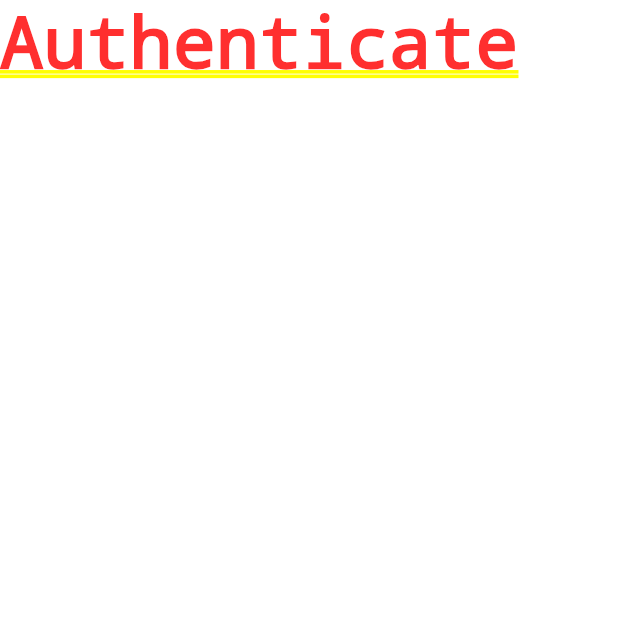
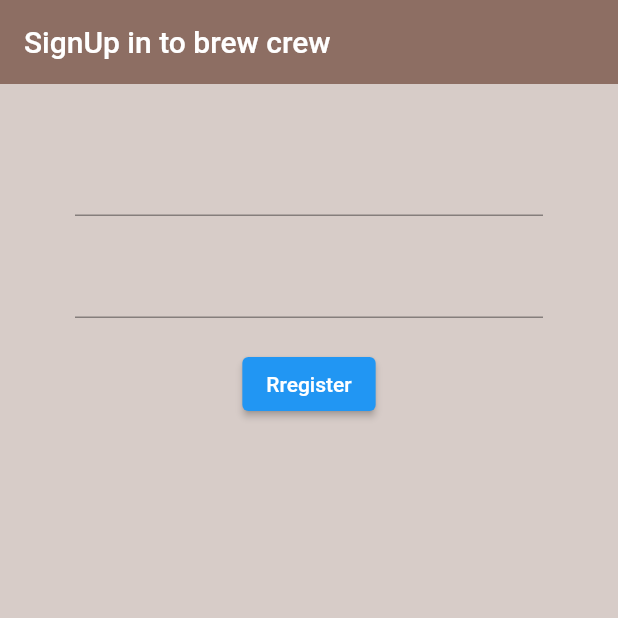
Before and after one commit to ImAshishMaan/Coffee_Crew, a Flutter app: the screen it shows after launch, on a phone screen of 412 x 824 dp, the top half of it. Run offline on Flutter 3.47's test engine with Material 2 defaults, Android fonts, the phone set to English and light mode, and no system bars; our stand-ins replace firebase_auth, firebase_core; accounts and stored records are empty.

Commit message:
added register and sigin

```diff
--- a/lib/main.dart
+++ b/lib/main.dart
@@ -1,7 +1,13 @@
+import 'package:firebase_login_flutter/models/userclass.dart';
 import 'package:firebase_login_flutter/screens/wrapper.dart';
+import 'package:firebase_login_flutter/services/auth.dart';
 import 'package:flutter/material.dart';
+import 'package:firebase_core/firebase_core.dart';
+import 'package:provider/provider.dart';
 
-void main() {
+Future<void> main() async {
+  WidgetsFlutterBinding.ensureInitialized();
+  await Firebase.initializeApp();
   runApp(MyApp());
 }
 
@@ -9,8 +15,12 @@ class MyApp extends StatelessWidget {
   // This widget is the root of your application.
   @override
   Widget build(BuildContext context) {
-    return MaterialApp(
-      home: Wrapper(),
+    return StreamProvider<Userclass?>.value(
+      value: AuthService().user,
+      initialData: null,
+      child: MaterialApp(
+        home: Wrapper(),
+      ),
     );
   }
 }
--- /dev/null
+++ b/lib/models/userclass.dart
@@ -0,0 +1,4 @@
+class Userclass {
+  final String? uid;
+  Userclass({this.uid});
+}
--- a/lib/screens/authenticate/authenticate.dart
+++ b/lib/screens/authenticate/authenticate.dart
@@ -1,3 +1,5 @@
+import 'package:firebase_login_flutter/screens/authenticate/register.dart';
+import 'package:firebase_login_flutter/screens/authenticate/sign_in.dart';
 import 'package:flutter/material.dart';
 
 class Authenticate extends StatefulWidget {
@@ -9,7 +11,7 @@ class _AuthenticateState extends State<Authenticate> {
   @override
   Widget build(BuildContext context) {
     return Container(
-      child: Text("Authenticate"),
+      child: Register(),
     );
   }
 }
--- /dev/null
+++ b/lib/screens/authenticate/register.dart
@@ -0,0 +1,62 @@
+import 'package:firebase_login_flutter/services/auth.dart';
+import 'package:flutter/material.dart';
+
+class Register extends StatefulWidget {
+  @override
+  _RegisterState createState() => _RegisterState();
+}
+
+final AuthService _auth = AuthService();
+
+// text field state
+String email = "";
+String password = "";
+
+class _RegisterState extends State<Register> {
+  @override
+  Widget build(BuildContext context) {
+    return Scaffold(
+      backgroundColor: Colors.brown[100],
+      appBar: AppBar(
+        backgroundColor: Colors.brown[400],
+        elevation: 0.0,
+        title: Text("SignUp in to brew crew"),
+      ),
+      body: Container(
+        padding: EdgeInsets.symmetric(vertical: 20, horizontal: 50),
+        child: Form(
+          child: Column(
+            children: [
+              SizedBox(height: 20),
+              TextFormField(
+                keyboardType: TextInputType.emailAddress,
+                onChanged: (val) {
+                  setState(() {
+                    email = val;
+                  });
+                },
+              ),
+              SizedBox(height: 20),
+              TextFormField(
+                obscureText: true,
+                onChanged: (val) {
+                  setState(() {
+                    password = val;
+                  });
+                },
+              ),
+              SizedBox(height: 20),
+              ElevatedButton(
+                child: Text(
+                  "Rregister",
+                  style: TextStyle(color: Colors.white),
+                ),
+                onPressed: () async {},
+              ),
+            ],
+          ),
+        ),
+      ),
+    );
+  }
+}
--- a/lib/screens/wrapper.dart
+++ b/lib/screens/wrapper.dart
@@ -1,11 +1,19 @@
+import 'package:firebase_login_flutter/models/userclass.dart';
 import 'package:firebase_login_flutter/screens/authenticate/authenticate.dart';
 import 'package:firebase_login_flutter/screens/home/home.dart';
 import 'package:flutter/material.dart';
+import 'package:provider/provider.dart';
 
 class Wrapper extends StatelessWidget {
   @override
   Widget build(BuildContext context) {
+    final user = Provider.of<Userclass?>(context);
+    if (user == null) {
+      return Authenticate();
+    } else {
+      return Home();
+    }
+
     //* return either Home or authenticate widget
-    return Authenticate();
   }
 }
--- a/pubspec.yaml
+++ b/pubspec.yaml
@@ -30,6 +30,7 @@ dependencies:
   cupertino_icons: ^1.0.2
   firebase_auth: ^3.0.2
   cloud_firestore: ^2.5.0
+  provider: ^6.0.0
 
 dev_dependencies:
   flutter_test:
```
Also changed, not shown: lib/screens/authenticate/sign_in.dart (added, +63 -0 lines), lib/screens/home/home.dart (+18 -2 lines), lib/services/auth.dart (added, +45 -0 lines), pubspec.lock.
